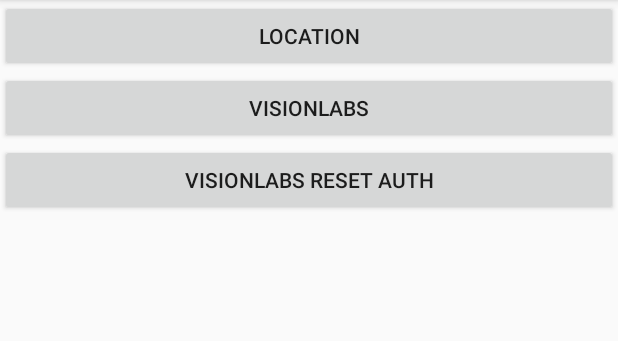
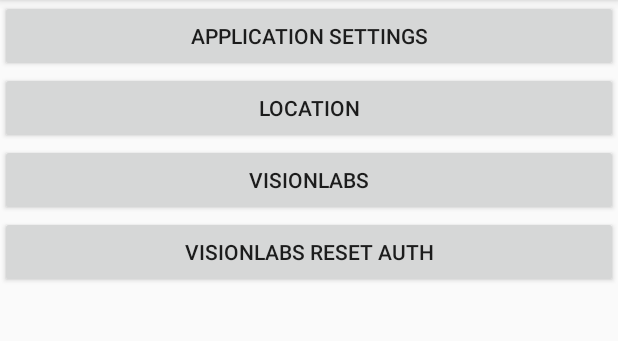
Before and after one commit to v-for-vasiliev/AndroidSandbox, an Android app: the screen it shows after launch (MainActivity), after a tap on "VISIONLABS RESET AUTH", on a phone screen of 412 x 824 dp, the part 84-425 px from its top. Run offline under Robolectric (Android 15) with nearby library versions, the phone set to English and light mode, and no system bars; our stand-ins replace ButterKnife, Dagger/Hilt's generated code, Timber; 2 statements that could not run were skipped.

Commit message:
VisionLabs: auth flow refactoring

```diff
--- a/app/src/main/java/ru/vasiliev/sandbox/MainActivity.java
+++ b/app/src/main/java/ru/vasiliev/sandbox/MainActivity.java
@@ -1,6 +1,9 @@
 package ru.vasiliev.sandbox;
 
+import android.content.Intent;
+import android.net.Uri;
 import android.os.Bundle;
+import android.provider.Settings;
 import android.support.v7.app.AppCompatActivity;
 import android.support.v7.widget.Toolbar;
 import android.view.View;
@@ -21,7 +24,7 @@
  */
 public class MainActivity extends AppCompatActivity {
 
-    @OnClick({R.id.location, R.id.vision_labs, R.id.vision_labs_reset_auth})
+    @OnClick({R.id.location, R.id.vision_labs, R.id.vision_labs_reset_auth, R.id.app_settings})
     void onClick(View view) {
         switch (view.getId()) {
             case R.id.location:
@@ -33,6 +36,9 @@
             case R.id.vision_labs_reset_auth:
                 ProxyPreferences.build(VisionLabsPreferences.class,
                         getSharedPreferences(PREFERENCES_FILE_NAME, 0)).setAuthDescriptor("");
+                break;
+            case R.id.app_settings:
+                openAppSettings();
                 break;
             default:
                 break;
@@ -48,4 +54,12 @@
         setSupportActionBar(toolbar);
         ButterKnife.bind(this);
     }
+
+    private void openAppSettings() {
+        Intent intent = new Intent();
+        intent.setAction(Settings.ACTION_APPLICATION_DETAILS_SETTINGS);
+        Uri uri = Uri.fromParts("package", getPackageName(), null);
+        intent.setData(uri);
+        startActivity(intent);
+    }
 }
--- a/app/src/main/java/ru/vasiliev/sandbox/di/modules/VisionLabsModule.java
+++ b/app/src/main/java/ru/vasiliev/sandbox/di/modules/VisionLabsModule.java
@@ -17,8 +17,8 @@
 
     @VisionLabsScope
     @Provides
-    VisionLabsInteractor provideInteractor() {
-        return new VisionLabsInteractorImpl();
+    VisionLabsInteractor provideInteractor(VisionLabsPreferences preferences) {
+        return new VisionLabsInteractorImpl(preferences);
     }
 
     @VisionLabsScope
@@ -46,7 +46,7 @@
         return new VisionLabsVerificationApiLocalImpl(photoProcessor, preferences);
     }
 
-// Engine must be loaded before this inject.
+    // Engine must be loaded before this inject.
     @VisionLabsScope
     @Provides
     VisionLabsRegistrationApi provideRegistrationApi(PhotoProcessor photoProcessor,
--- a/app/src/main/res/layout/content_main.xml
+++ b/app/src/main/res/layout/content_main.xml
@@ -9,13 +9,21 @@
         tools:context=".MainActivity"
         tools:showIn="@layout/activity_main">
 
+    <Button android:id="@+id/app_settings"
+            android:layout_width="match_parent"
+            android:layout_height="wrap_content"
+            android:text="Application settings"
+            app:layout_constraintLeft_toLeftOf="parent"
+            app:layout_constraintRight_toRightOf="parent"
+            app:layout_constraintTop_toTopOf="parent"/>
+
     <Button android:id="@+id/location"
             android:layout_width="match_parent"
             android:layout_height="wrap_content"
             android:text="Location"
             app:layout_constraintLeft_toLeftOf="parent"
             app:layout_constraintRight_toRightOf="parent"
-            app:layout_constraintTop_toTopOf="parent"/>
+            app:layout_constraintTop_toBottomOf="@id/app_settings"/>
 
     <Button android:id="@+id/vision_labs"
             android:layout_width="match_parent"
```
Also changed, not shown: app/src/main/java/ru/vasiliev/sandbox/visionlabs/domain/VisionLabsInteractorImpl.java (+37 -16 lines), app/src/main/java/ru/vasiliev/sandbox/visionlabs/presentation/VisionLabsActivity.java (+6 -7 lines), app/src/main/java/ru/vasiliev/sandbox/visionlabs/presentation/VisionLabsPresenter.java (+12 -9 lines).
